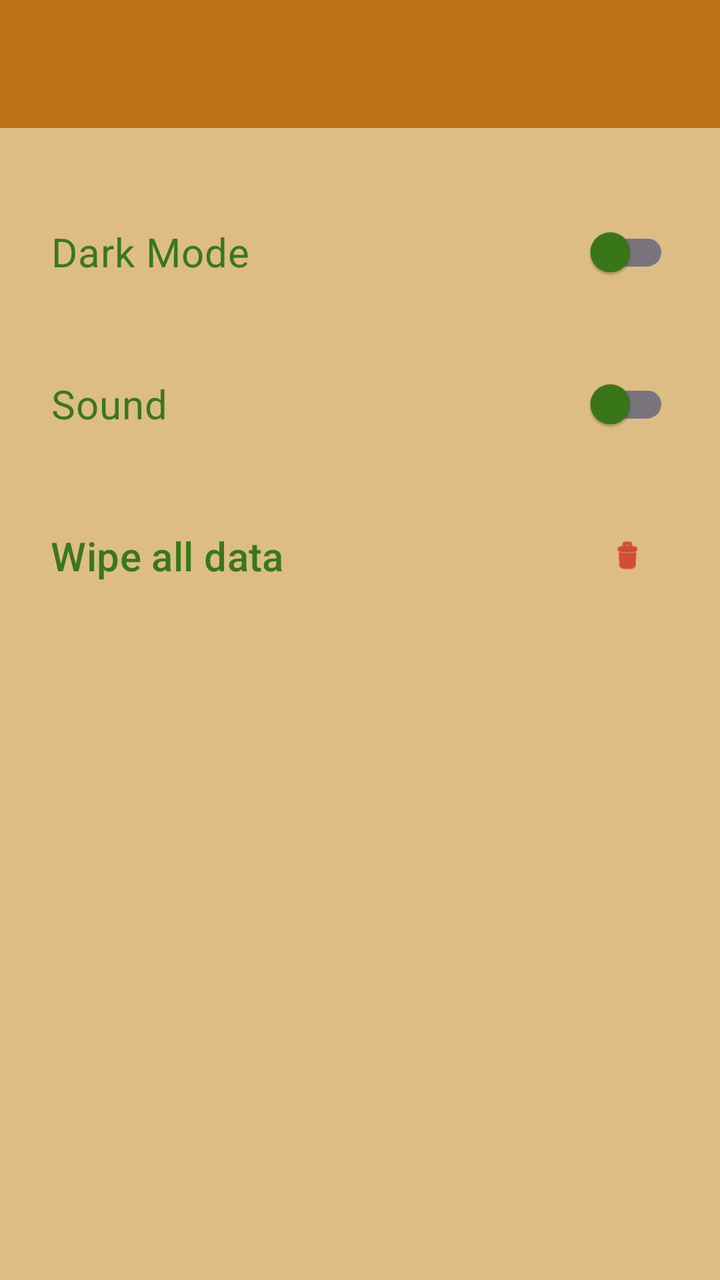
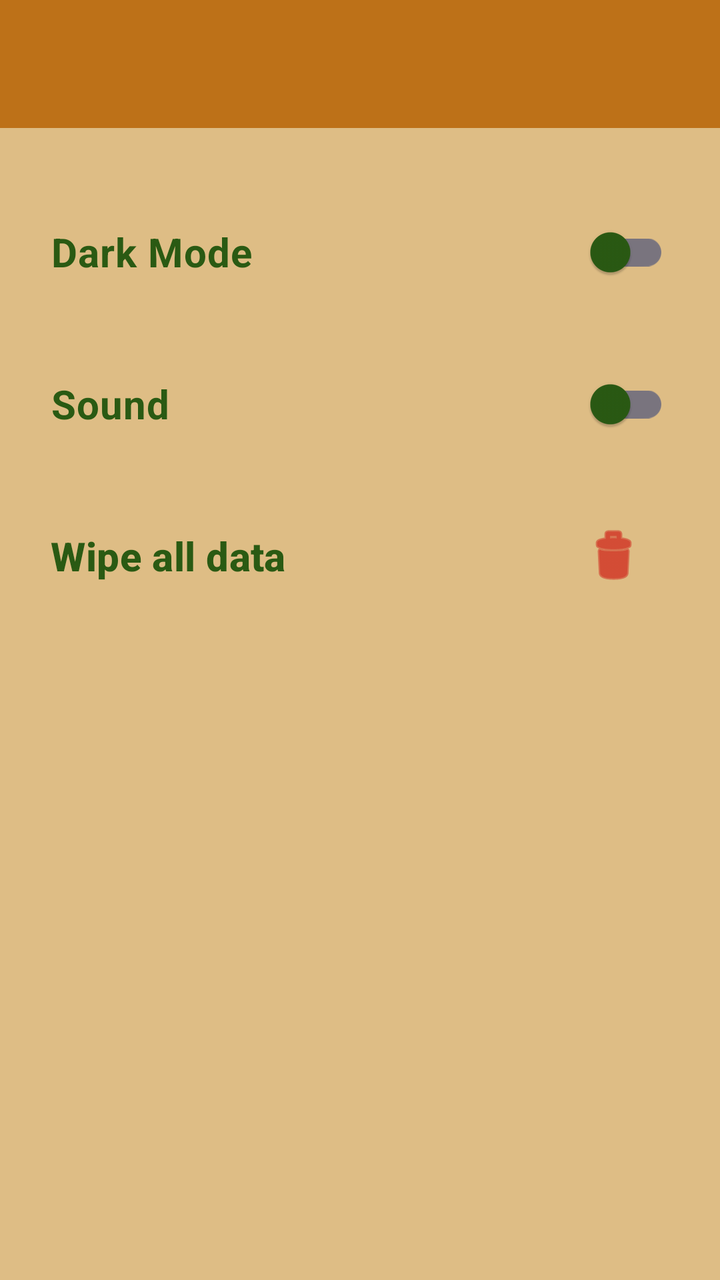

Two renders of the same Android screen: before a commit and after it. Below are the layout's source before the change and the commit's diff.
<!-- AndroidManifest.xml: application theme Theme.MyGarden -->
<!-- res/layout/activity_settings.xml -->
<?xml version="1.0" encoding="utf-8"?>
<androidx.drawerlayout.widget.DrawerLayout xmlns:android="http://schemas.android.com/apk/res/android"
    xmlns:app="http://schemas.android.com/apk/res-auto"
    xmlns:tools="http://schemas.android.com/tools"
    android:id="@+id/drawer_layout"
    android:layout_width="match_parent"
    android:layout_height="match_parent"
    android:fitsSystemWindows="true"
    tools:context=".activities.SettingsActivity">

    <LinearLayout
        android:layout_width="match_parent"
        android:layout_height="match_parent"
        android:orientation="vertical">

        <androidx.appcompat.widget.Toolbar
            android:id="@+id/toolbar"
            android:layout_width="match_parent"
            android:layout_height="wrap_content"
            android:background="?attr/colorPrimary"
            android:elevation="4dp"
            android:theme="@style/ThemeOverlay.AppCompat.Dark.ActionBar"
            app:popupTheme="@style/ThemeOverlay.AppCompat.Light" />

        <androidx.core.widget.NestedScrollView
            android:layout_width="match_parent"
            android:layout_height="match_parent"
            android:fillViewport="true">

            <androidx.constraintlayout.widget.ConstraintLayout
                android:id="@+id/main"
                android:layout_width="match_parent"
                android:layout_height="match_parent"
                android:paddingBottom="24dp">

                <androidx.constraintlayout.widget.Guideline
                    android:id="@+id/guidelineLeft"
                    android:layout_width="wrap_content"
                    android:layout_height="wrap_content"
                    android:orientation="vertical"
                    app:layout_constraintGuide_percent="0.07" />

                <androidx.constraintlayout.widget.Guideline
                    android:id="@+id/guidelineRight"
                    android:layout_width="wrap_content"
                    android:layout_height="wrap_content"
                    android:orientation="vertical"
                    app:layout_constraintGuide_percent="0.93" />

                <com.google.android.material.switchmaterial.SwitchMaterial
                    android:id="@+id/darkThemeSwitch"
                    android:layout_width="0dp"
                    android:layout_height="wrap_content"
                    android:layout_marginTop="32dp"
                    android:minHeight="60dp"
                    android:text="Dark Mode"
                    android:textColor="?attr/colorOnSurface"
                    android:textSize="20sp"
                    app:layout_constraintEnd_toEndOf="@id/guidelineRight"
                    app:layout_constraintStart_toStartOf="@id/guidelineLeft"
                    app:layout_constraintTop_toTopOf="parent" />

                <com.google.android.material.switchmaterial.SwitchMaterial
                    android:id="@+id/soundSwitch"
                    android:layout_width="0dp"
                    android:layout_height="wrap_content"
                    android:layout_marginTop="16dp"
                    android:minHeight="60dp"
                    android:text="Sound"
                    android:textColor="?attr/colorOnSurface"
                    android:textSize="20sp"
                    app:layout_constraintEnd_toEndOf="@id/guidelineRight"
                    app:layout_constraintStart_toStartOf="@id/guidelineLeft"
                    app:layout_constraintTop_toBottomOf="@+id/darkThemeSwitch" />


                <com.google.android.material.button.MaterialButton
                    android:id="@+id/WipeDataButton"
                    style="@style/Widget.Material3.Button.TextButton"
                    android:layout_width="0dp"
                    android:layout_height="wrap_content"
                    android:layout_marginTop="16dp"
                    android:minHeight="60dp"
                    android:paddingStart="0dp"
                    android:text="Wipe all data"
                    android:textAlignment="viewStart"
                    android:textColor="?attr/colorOnSurface"
                    android:textSize="20sp"
                    app:icon="@android:drawable/ic_menu_delete"
                    app:iconGravity="end"
                    app:iconTint="@android:color/holo_red_dark"
                    app:layout_constraintEnd_toEndOf="@id/guidelineRight"
                    app:layout_constraintHorizontal_bias="0.0"
                    app:layout_constraintStart_toStartOf="@id/guidelineLeft"
                    app:layout_constraintTop_toBottomOf="@+id/soundSwitch"
                    app:layout_constraintVertical_bias="0.0" />

            </androidx.constraintlayout.widget.ConstraintLayout>
        </androidx.core.widget.NestedScrollView>
    </LinearLayout>

    <com.google.android.material.navigation.NavigationView
        android:id="@+id/nav_view"
        android:layout_width="wrap_content"
        android:layout_height="match_parent"
        android:layout_gravity="start"
        android:fitsSystemWindows="true"
        app:headerLayout="@layout/nav_header"
        app:menu="@menu/activity_main_drawer" />

</androidx.drawerlayout.widget.DrawerLayout>
<!-- res/layout/nav_header.xml (included above) -->
<?xml version="1.0" encoding="utf-8"?>
<LinearLayout xmlns:android="http://schemas.android.com/apk/res/android"
    android:layout_width="match_parent"
    android:layout_height="176dp"
    android:background="?attr/colorPrimary"
    android:gravity="bottom"
    android:orientation="vertical"
    android:padding="16dp"
    android:theme="@style/ThemeOverlay.AppCompat.Dark">

    <ImageView
        android:layout_width="85dp"
        android:layout_height="101dp"
        android:src="@drawable/intro" />

    <TextView
        android:layout_width="match_parent"
        android:layout_height="wrap_content"
        android:paddingTop="8dp"
        android:text="My Garden"
        android:textAppearance="@style/TextAppearance.AppCompat.Body1" />
</LinearLayout>
<!-- resources referenced by this layout -->
<resources>
  <!-- drawable intro: png bitmap (drawable, 15930 bytes) -->
  <style name="Theme.MyGarden" parent="Base.Theme.MyGarden" />
  <style name="Base.Theme.MyGarden" parent="Theme.Material3.DayNight.NoActionBar">
          
          
          <item name="android:windowBackground">@color/beige</item>
          <item name="colorOnSurface">@color/dark_green</item>
          <item name="colorPrimary">@color/dark_orange</item>
          <item name="colorText">@color/black</item>
          <item name="waterColor">@color/light_blue</item>
      </style>
  <color name="beige">#DEBD85</color>
  <color name="dark_green">#397819</color>
  <color name="dark_orange">#BD7118</color>
  <color name="black">#FF000000</color>
  <color name="light_blue">#6EB2FF</color>
</resources>

<!-- the commit's change to res/layout/activity_settings.xml (unified diff, before → after) -->
@@ -54,6 +54,7 @@
                     android:layout_marginTop="32dp"
                     android:minHeight="60dp"
                     android:text="Dark Mode"
+                    android:textStyle="bold"
                     android:textColor="?attr/colorOnSurface"
                     android:textSize="20sp"
                     app:layout_constraintEnd_toEndOf="@id/guidelineRight"
@@ -69,6 +70,7 @@
                     android:text="Sound"
                     android:textColor="?attr/colorOnSurface"
                     android:textSize="20sp"
+                    android:textStyle="bold"
                     app:layout_constraintEnd_toEndOf="@id/guidelineRight"
                     app:layout_constraintStart_toStartOf="@id/guidelineLeft"
                     app:layout_constraintTop_toBottomOf="@+id/darkThemeSwitch" />
@@ -86,9 +88,11 @@
                     android:textAlignment="viewStart"
                     android:textColor="?attr/colorOnSurface"
                     android:textSize="20sp"
+                    android:textStyle="bold"
                     app:icon="@android:drawable/ic_menu_delete"
                     app:iconGravity="end"
                     app:iconTint="@android:color/holo_red_dark"
+                    app:iconSize="32dp"
                     app:layout_constraintEnd_toEndOf="@id/guidelineRight"
                     app:layout_constraintHorizontal_bias="0.0"
                     app:layout_constraintStart_toStartOf="@id/guidelineLeft"
@@ -130,5 +134,6 @@
         android:layout_height="wrap_content"
         android:paddingTop="8dp"
         android:text="My Garden"
+        android:textStyle="bold"
         android:textAppearance="@style/TextAppearance.AppCompat.Body1" />
 </LinearLayout>
<!-- resource entries referenced after the edit -->
@@ -9,12 +9,14 @@
           <item name="colorOnSurface">@color/dark_green</item>
           <item name="colorPrimary">@color/dark_orange</item>
           <item name="colorText">@color/black</item>
+          <item name="colorOnPrimary">@color/white</item>
           <item name="waterColor">@color/light_blue</item>
       </style>
   <color name="beige">#DEBD85</color>
-  <color name="dark_green">#397819</color>
+  <color name="dark_green">#2a5a13</color>
   <color name="dark_orange">#BD7118</color>
   <color name="black">#FF000000</color>
+  <color name="white">#FFFFFFFF</color>
   <color name="light_blue">#6EB2FF</color>
 </resources>
 
